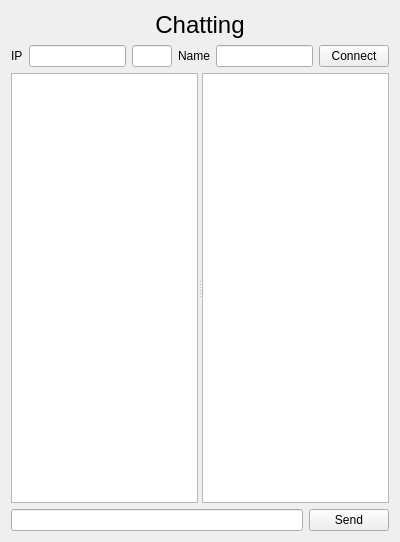
Qt form chattingform.ui (ChunJeong27/CRMMiniProject) before a commit.
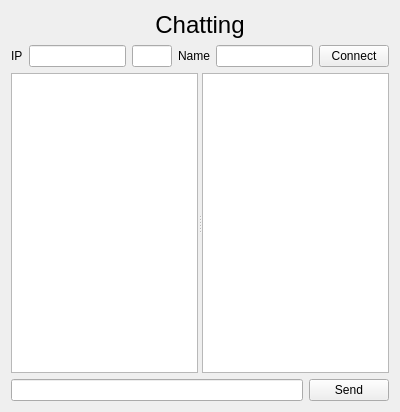
The same form after that commit.

Patch:
```diff
--- a/chattingform.ui
+++ b/chattingform.ui
@@ -7,7 +7,7 @@
     <x>0</x>
     <y>0</y>
     <width>400</width>
-    <height>500</height>
+    <height>400</height>
    </rect>
   </property>
   <property name="windowTitle">
@@ -92,7 +92,7 @@
       <property name="minimumSize">
        <size>
         <width>0</width>
-        <height>430</height>
+        <height>300</height>
        </size>
       </property>
      </widget>
```
Left out of the diff: 2 changed lines with no effect on the pictures.
